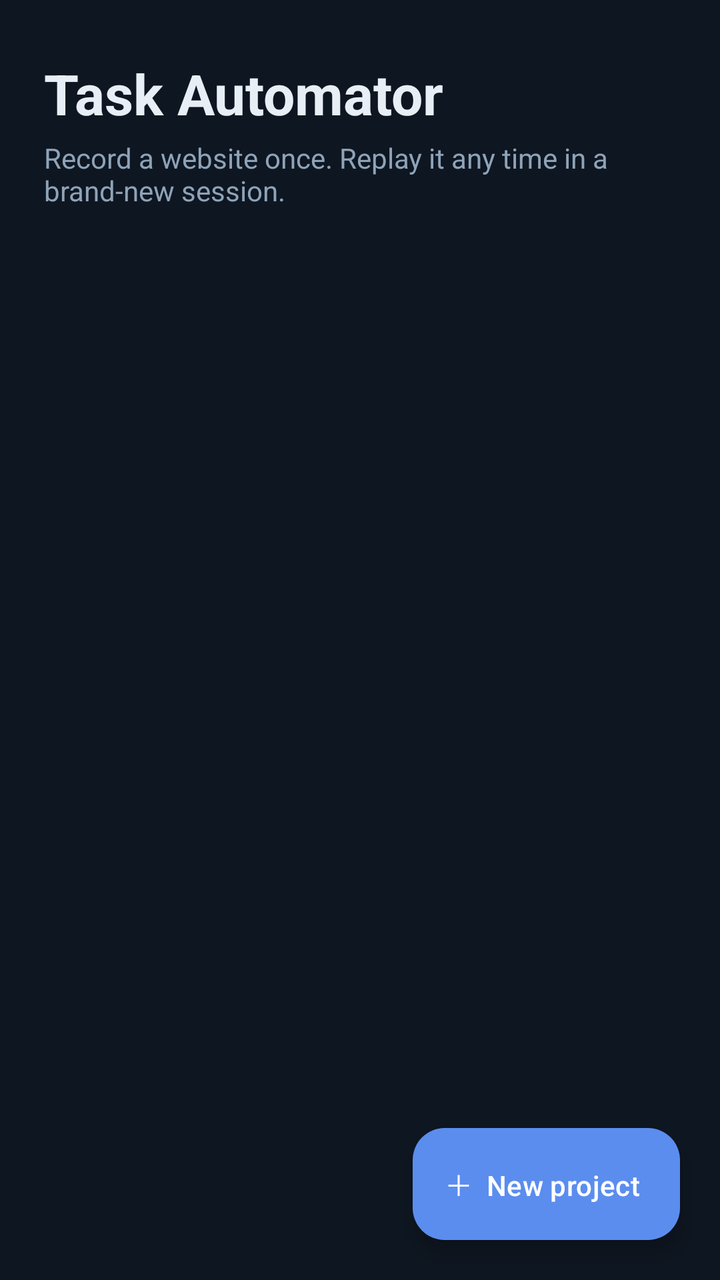
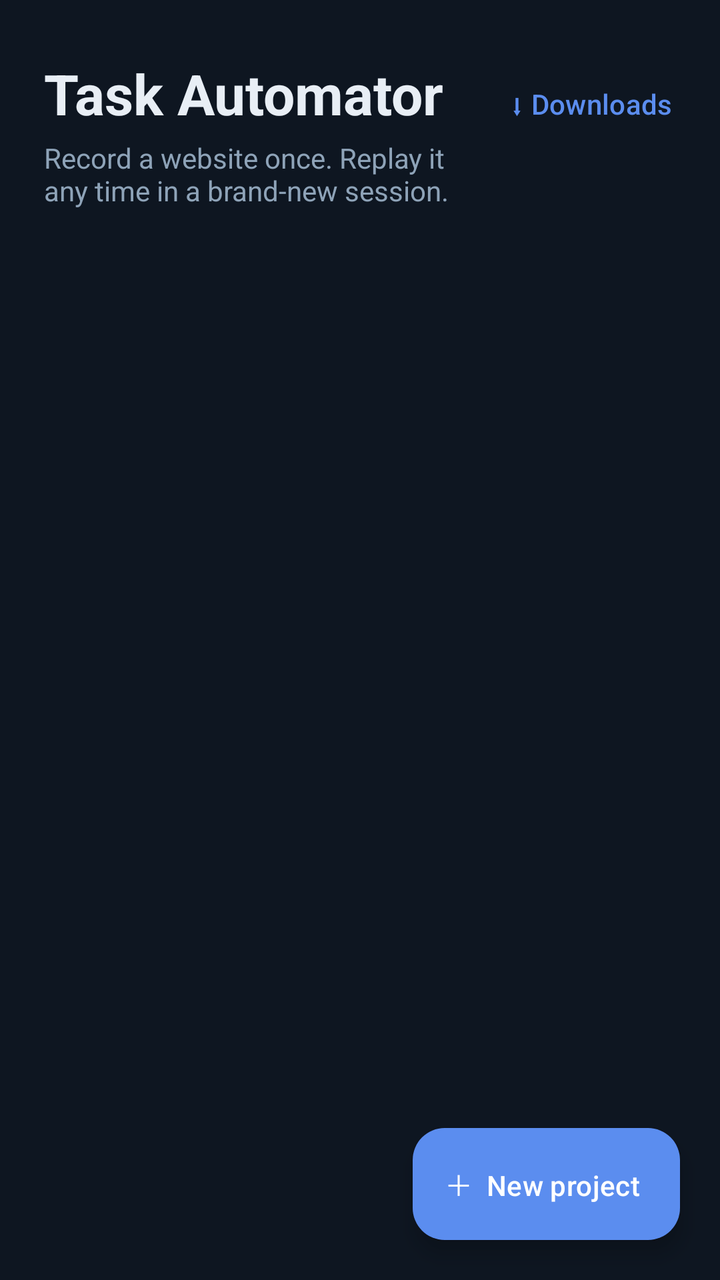

Screens rendered from an Android XML layout before and after an edit, with the pre-edit source and the edit as a unified diff.
<!-- AndroidManifest.xml: application theme Theme.TaskAutomator -->
<!-- res/layout/activity_main.xml -->
<?xml version="1.0" encoding="utf-8"?>
<FrameLayout xmlns:android="http://schemas.android.com/apk/res/android"
    xmlns:app="http://schemas.android.com/apk/res-auto"
    android:layout_width="match_parent"
    android:layout_height="match_parent"
    android:background="@color/ta_bg">

    <LinearLayout
        android:layout_width="match_parent"
        android:layout_height="match_parent"
        android:orientation="vertical">

        <LinearLayout
            android:layout_width="match_parent"
            android:layout_height="wrap_content"
            android:orientation="vertical"
            android:paddingStart="22dp"
            android:paddingEnd="22dp"
            android:paddingTop="28dp"
            android:paddingBottom="12dp">

            <TextView
                android:layout_width="wrap_content"
                android:layout_height="wrap_content"
                android:text="Task Automator"
                android:textColor="@color/ta_text"
                android:textSize="28sp"
                android:textStyle="bold"/>

            <TextView
                android:layout_width="wrap_content"
                android:layout_height="wrap_content"
                android:layout_marginTop="4dp"
                android:text="Record a website once. Replay it any time in a brand-new session."
                android:textColor="@color/ta_sub"
                android:textSize="14sp"/>
        </LinearLayout>

        <androidx.recyclerview.widget.RecyclerView
            android:id="@+id/projectList"
            android:layout_width="match_parent"
            android:layout_height="0dp"
            android:layout_weight="1"
            android:clipToPadding="false"
            android:paddingStart="12dp"
            android:paddingEnd="12dp"
            android:paddingTop="4dp"
            android:paddingBottom="96dp"/>
    </LinearLayout>

    <TextView
        android:id="@+id/emptyText"
        android:layout_width="wrap_content"
        android:layout_height="wrap_content"
        android:layout_gravity="center"
        android:gravity="center"
        android:padding="32dp"
        android:text="No projects yet.\nTap “New project” to record your first one."
        android:textColor="@color/ta_sub"
        android:textSize="15sp"
        android:visibility="gone"/>

    <com.google.android.material.floatingactionbutton.ExtendedFloatingActionButton
        android:id="@+id/newBtn"
        android:layout_width="wrap_content"
        android:layout_height="wrap_content"
        android:layout_gravity="bottom|end"
        android:layout_margin="20dp"
        android:text="＋  New project"
        app:backgroundTint="@color/ta_accent"
        android:textColor="#FFFFFF"/>
</FrameLayout>
<!-- resources referenced by this layout -->
<resources>
  <color name="ta_accent">#5B8DEF</color>
  <color name="ta_bg">#0E1621</color>
  <color name="ta_sub">#8EA3B8</color>
  <color name="ta_text">#E8EEF5</color>
  <style name="Theme.TaskAutomator" parent="Theme.Material3.Dark.NoActionBar">
          <item name="colorPrimary">@color/ta_accent</item>
          <item name="colorOnPrimary">#FFFFFF</item>
          <item name="colorSurface">@color/ta_bg</item>
          <item name="colorOnSurface">@color/ta_text</item>
          <item name="colorError">@color/ta_danger</item>
          <item name="android:windowBackground">@color/ta_bg</item>
          <item name="android:statusBarColor">@color/ta_bg</item>
          <item name="android:navigationBarColor">@color/ta_bg</item>
      </style>
  <color name="ta_danger">#F2625A</color>
</resources>

<!-- the commit's change to res/layout/activity_main.xml (unified diff, before → after) -->
@@ -13,27 +13,42 @@
         <LinearLayout
             android:layout_width="match_parent"
             android:layout_height="wrap_content"
-            android:orientation="vertical"
+            android:gravity="top"
+            android:orientation="horizontal"
             android:paddingStart="22dp"
-            android:paddingEnd="22dp"
+            android:paddingEnd="12dp"
             android:paddingTop="28dp"
             android:paddingBottom="12dp">
 
-            <TextView
+            <LinearLayout
+                android:layout_width="0dp"
+                android:layout_height="wrap_content"
+                android:layout_weight="1"
+                android:orientation="vertical">
+
+                <TextView
+                    android:layout_width="wrap_content"
+                    android:layout_height="wrap_content"
+                    android:text="Task Automator"
+                    android:textColor="@color/ta_text"
+                    android:textSize="28sp"
+                    android:textStyle="bold"/>
+
+                <TextView
+                    android:layout_width="wrap_content"
+                    android:layout_height="wrap_content"
+                    android:layout_marginTop="4dp"
+                    android:text="Record a website once. Replay it any time in a brand-new session."
+                    android:textColor="@color/ta_sub"
+                    android:textSize="14sp"/>
+            </LinearLayout>
+
+            <com.google.android.material.button.MaterialButton
+                android:id="@+id/downloadsBtn"
+                style="@style/Widget.Material3.Button.TextButton"
                 android:layout_width="wrap_content"
                 android:layout_height="wrap_content"
-                android:text="Task Automator"
-                android:textColor="@color/ta_text"
-                android:textSize="28sp"
-                android:textStyle="bold"/>
-
-            <TextView
-                android:layout_width="wrap_content"
-                android:layout_height="wrap_content"
-                android:layout_marginTop="4dp"
-                android:text="Record a website once. Replay it any time in a brand-new session."
-                android:textColor="@color/ta_sub"
-                android:textSize="14sp"/>
+                android:text="⬇ Downloads"/>
         </LinearLayout>
 
         <androidx.recyclerview.widget.RecyclerView
